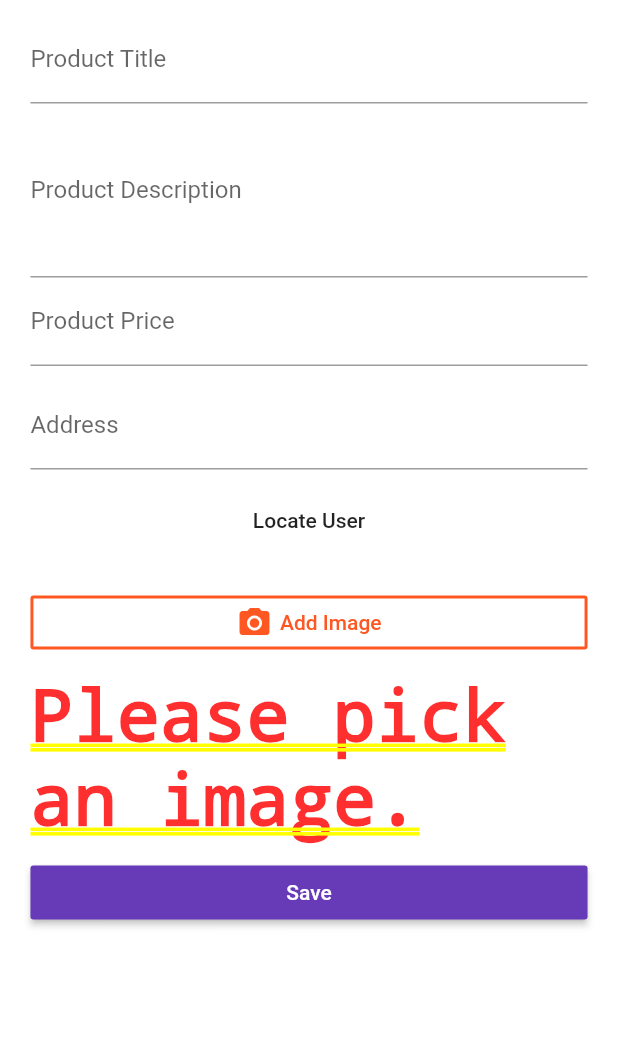
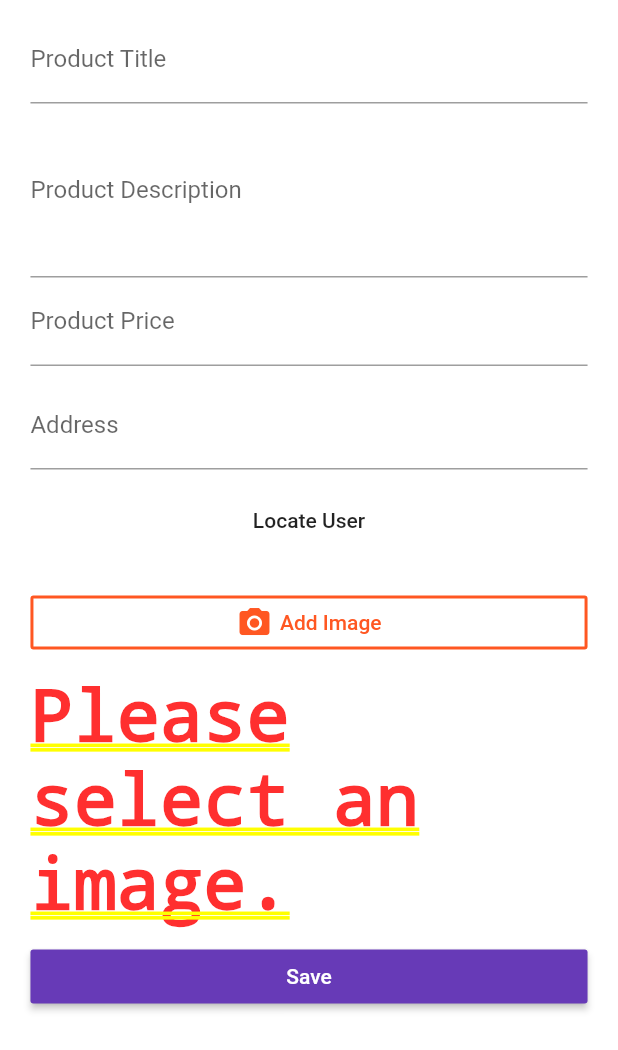
Before and after one commit to Dev-Anan/flutter_app_test, a Flutter app: the ProductEditPage screen opened directly, on a phone screen of 412 x 824 dp. Shown: the top 1050 px of the screen. Run offline on Flutter 3.47's test engine with Material 2 defaults, Android fonts, the phone set to English and light mode, and no system bars; our stand-ins replace image_picker, location, rxdart, shared_preferences; missing offline and left inert: map_view; accounts and stored records are empty; statements that could not run were skipped.

```diff
--- a/lib/models/product.dart
+++ b/lib/models/product.dart
@@ -8,6 +8,7 @@ class Product {
   final String description;
   final double price;
   final String image;
+  final String imagePath;
   final bool isFavorite;
   final String userEmail;
   final String userId;
@@ -22,5 +23,6 @@ class Product {
       @required this.userEmail,
       @required this.userId,
       @required this.location,
+      @required this.imagePath,
       this.isFavorite = false});
 }
--- a/lib/widgets/form_inputs/image.dart
+++ b/lib/widgets/form_inputs/image.dart
@@ -1,7 +1,9 @@
 import 'dart:io';
+
 import 'package:flutter/material.dart';
 
 import 'package:image_picker/image_picker.dart';
+
 import '../../models/product.dart';
 
 class ImageInput extends StatefulWidget {
@@ -67,6 +69,25 @@ class _ImageInputState extends State<ImageInput> {
   @override
   Widget build(BuildContext context) {
     final buttonColor = Theme.of(context).primaryColor;
+    Widget previewImage = Text('Please select an image.');
+    if (_imageFile != null) {
+      previewImage = Image.file(
+        _imageFile,
+        fit: BoxFit.cover,
+        height: 300.0,
+        width: MediaQuery.of(context).size.width,
+        alignment: Alignment.topCenter,
+      );
+    } else if (widget.product != null) {
+      previewImage = Image.network(
+        widget.product.image,
+        fit: BoxFit.cover,
+        height: 300.0,
+        width: MediaQuery.of(context).size.width,
+        alignment: Alignment.topCenter,
+      );
+    }
+
     return Column(
       children: <Widget>[
         OutlineButton(
@@ -94,18 +115,11 @@ class _ImageInputState extends State<ImageInput> {
             ],
           ),
         ),
-        SizedBox(
-          height: 10.0,
-        ),
-        _imageFile == null
-            ? Text('Please pick an image.')
-            : Image.file(
-                _imageFile,
-                fit: BoxFit.cover,
-                height: 300.0,
-                width: MediaQuery.of(context).size.width,
-                alignment: Alignment.topCenter,
-              )
+        SizedBox(height: 10.0),
+        previewImage
+        // _imageFile == null
+        //     ? Text('Please pick an image.')
+        //     :
       ],
     );
   }
```
Also changed, not shown: lib/scoped-models/connected_products.dart (+32 -13 lines), 1 other file.
